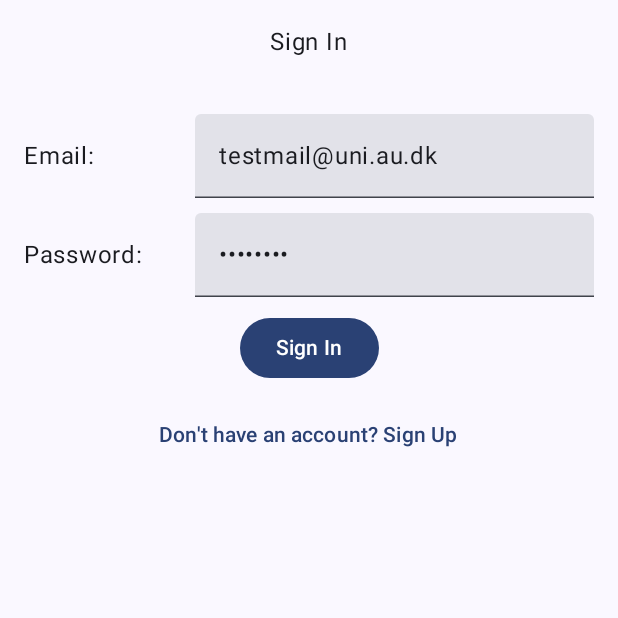
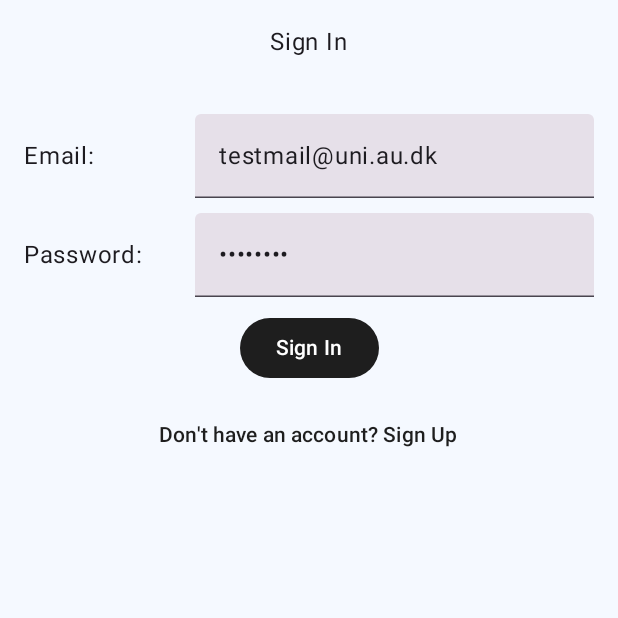
Before and after one commit to Bagg3/WeatherWear, an Android app built with Jetpack Compose: the screen it shows after launch (MainActivity), on a phone screen of 412 x 824 dp, the top half of it. Run offline under Robolectric (Android 15) with nearby library versions, the phone set to English and light mode, and no system bars; our stand-ins replace Firebase (no records; nobody signed in at launch, a user with empty details on screens opened directly).

Commit message:
set up theming

```diff
--- a/app/src/main/java/com/mad/weatherwear/ui/theme/Color.kt
+++ b/app/src/main/java/com/mad/weatherwear/ui/theme/Color.kt
@@ -2,10 +2,8 @@ package com.mad.weatherwear.ui.theme
 
 import androidx.compose.ui.graphics.Color
 
-val Purple80 = Color(0xFFD0BCFF)
-val PurpleGrey80 = Color(0xFFCCC2DC)
-val Pink80 = Color(0xFFEFB8C8)
-
-val Purple40 = Color(0xFF6650a4)
-val PurpleGrey40 = Color(0xFF625b71)
-val Pink40 = Color(0xFF7D5260)
+val TextPrimary = Color(0xFF1E1E1E)
+val BgPrimary = Color(0xFFF5F9FF)
+val BgSecondary = Color(0xFFE3F2FD)
+val BgTertiary = Color(0xFFD9E1EE)
+val Accent = Color(0xFFFFB74D)
--- a/app/src/main/java/com/mad/weatherwear/ui/theme/Theme.kt
+++ b/app/src/main/java/com/mad/weatherwear/ui/theme/Theme.kt
@@ -1,57 +1,22 @@
 package com.mad.weatherwear.ui.theme
-
-import android.app.Activity
-import android.os.Build
-import androidx.compose.foundation.isSystemInDarkTheme
 import androidx.compose.material3.MaterialTheme
-import androidx.compose.material3.darkColorScheme
-import androidx.compose.material3.dynamicDarkColorScheme
-import androidx.compose.material3.dynamicLightColorScheme
 import androidx.compose.material3.lightColorScheme
 import androidx.compose.runtime.Composable
-import androidx.compose.ui.platform.LocalContext
 
-private val DarkColorScheme = darkColorScheme(
-    primary = Purple80,
-    secondary = PurpleGrey80,
-    tertiary = Pink80
-)
-
-private val LightColorScheme = lightColorScheme(
-    primary = Purple40,
-    secondary = PurpleGrey40,
-    tertiary = Pink40
-
-    /* Other default colors to override
-    background = Color(0xFFFFFBFE),
-    surface = Color(0xFFFFFBFE),
-    onPrimary = Color.White,
-    onSecondary = Color.White,
-    onTertiary = Color.White,
-    onBackground = Color(0xFF1C1B1F),
-    onSurface = Color(0xFF1C1B1F),
-    */
+private val CustomColorScheme = lightColorScheme(
+    primary = TextPrimary,
+    background = BgPrimary,
+    surface = BgSecondary,
+    secondary = BgTertiary,
+    tertiary = Accent
 )
 
 @Composable
 fun WeatherWearTheme(
-    darkTheme: Boolean = isSystemInDarkTheme(),
-    // Dynamic color is available on Android 12+
-    dynamicColor: Boolean = true,
     content: @Composable () -> Unit
 ) {
-    val colorScheme = when {
-        dynamicColor && Build.VERSION.SDK_INT >= Build.VERSION_CODES.S -> {
-            val context = LocalContext.current
-            if (darkTheme) dynamicDarkColorScheme(context) else dynamicLightColorScheme(context)
-        }
-
-        darkTheme -> DarkColorScheme
-        else -> LightColorScheme
-    }
-
     MaterialTheme(
-        colorScheme = colorScheme,
+        colorScheme = CustomColorScheme,
         typography = Typography,
         content = content
     )
--- a/app/src/main/java/com/mad/weatherwear/ui/theme/Type.kt
+++ b/app/src/main/java/com/mad/weatherwear/ui/theme/Type.kt
@@ -14,12 +14,11 @@ val Typography = Typography(
         fontSize = 16.sp,
         lineHeight = 24.sp,
         letterSpacing = 0.5.sp
-    )
-    /* Other default text styles to override
+    ),
     titleLarge = TextStyle(
         fontFamily = FontFamily.Default,
         fontWeight = FontWeight.Normal,
-        fontSize = 22.sp,
+        fontSize = 46.sp,
         lineHeight = 28.sp,
         letterSpacing = 0.sp
     ),
@@ -30,5 +29,4 @@ val Typography = Typography(
         lineHeight = 16.sp,
         letterSpacing = 0.5.sp
     )
-    */
 )
```
